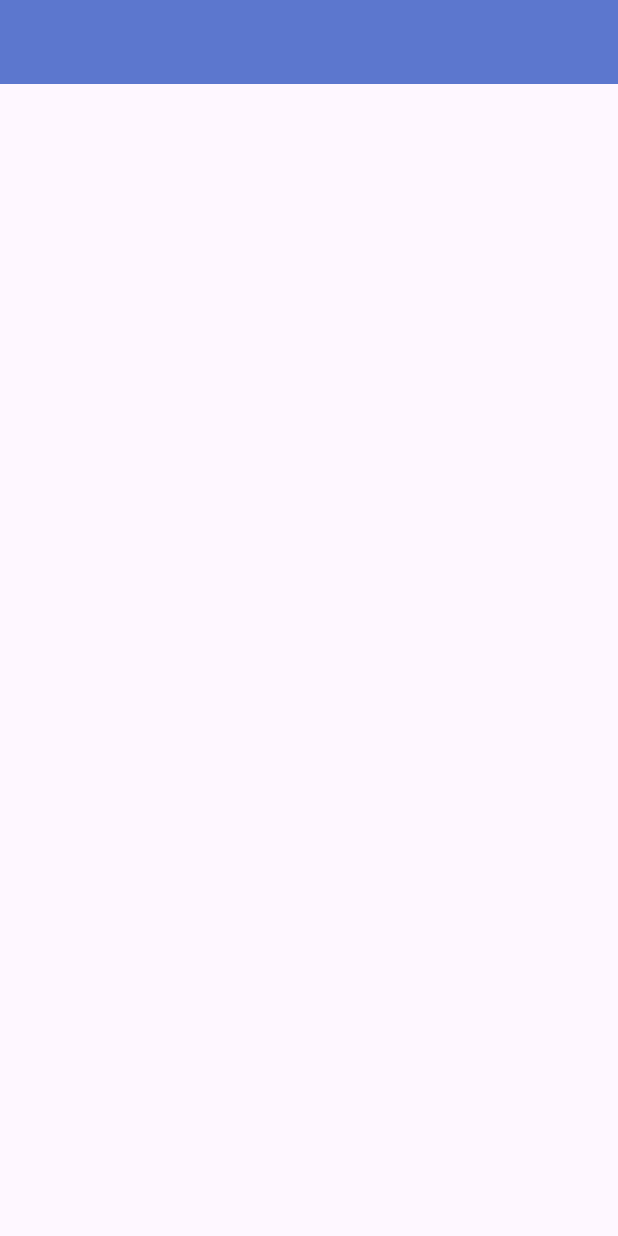
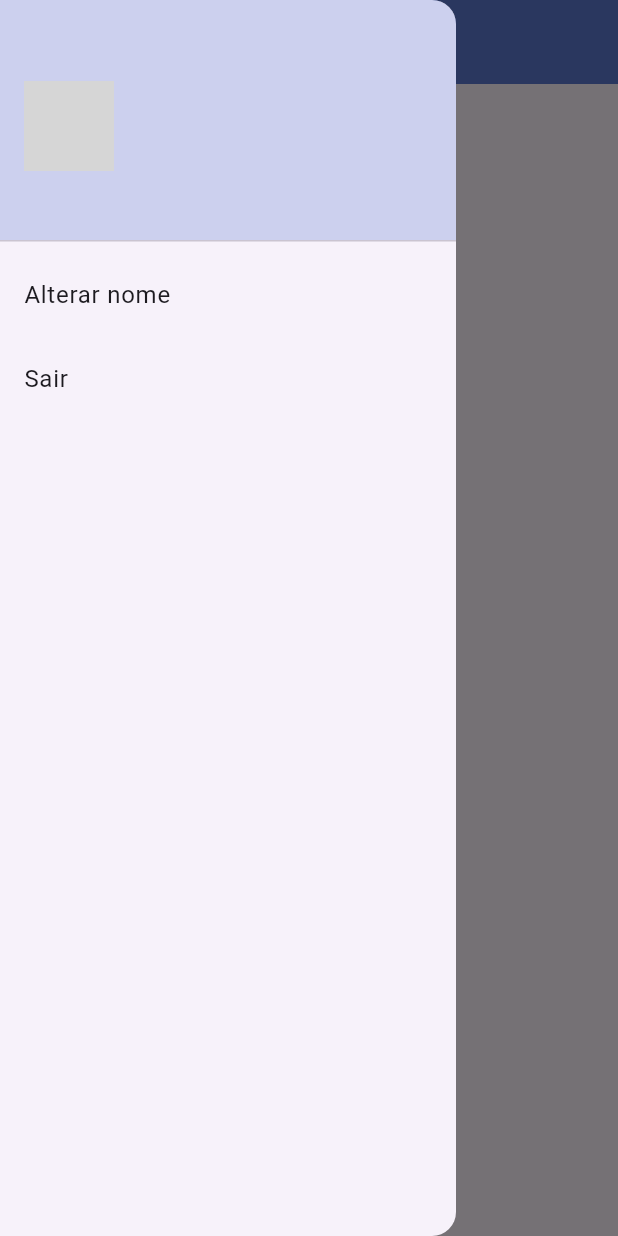
Before and after one commit to soapmactavish23/todo_list_provider, a Flutter app: the screen it shows once a user with an empty profile is signed in, with the side drawer open (before the commit the screen has no drawer), on a phone screen of 412 x 824 dp. Run offline on Flutter 3.47's test engine with Material 3 defaults, Android fonts, the phone set to English and light mode, and no system bars; our stand-ins replace firebase_auth, firebase_core, flutter_signin_button, google_fonts, google_sign_in, sqflite and 2 more; missing offline and left inert: flutter_overlay_loader, validatorless; accounts and stored records are empty; network calls fail; Roboto replaces fonts that are missing (Mandali); grey boxes are pictures that could not be loaded.

Commit message:
Alterando nome do usuário

```diff
--- a/lib/app/modules/home/home_page.dart
+++ b/lib/app/modules/home/home_page.dart
@@ -1,4 +1,5 @@
 import 'package:flutter/material.dart';
+import 'package:todo_list_provider/app/modules/home/widgets/home_drawer.dart';
 
 class HomePage extends StatelessWidget {
   const HomePage({super.key});
@@ -7,8 +8,11 @@ class HomePage extends StatelessWidget {
   Widget build(BuildContext context) {
     return Scaffold(
       appBar: AppBar(
-        title: const Text(''),
+        title: const Text(
+          'Home Page',
+        ),
       ),
+      drawer: HomeDrawer(),
       body: Container(),
     );
   }
--- /dev/null
+++ b/lib/app/modules/home/widgets/home_drawer.dart
@@ -0,0 +1,105 @@
+import 'package:flutter/material.dart';
+import 'package:flutter_overlay_loader/flutter_overlay_loader.dart';
+import 'package:provider/provider.dart';
+import 'package:todo_list_provider/app/core/auth/todo_list_auth_provider.dart';
+import 'package:todo_list_provider/app/core/ui/messages.dart';
+import 'package:todo_list_provider/app/core/ui/theme_extension.dart';
+import 'package:todo_list_provider/app/services/user/user_service.dart';
+
+class HomeDrawer extends StatelessWidget {
+  final nameVN = ValueNotifier<String>('');
+
+  HomeDrawer({super.key});
+
+  @override
+  Widget build(BuildContext context) {
+    return Drawer(
+      child: ListView(
+        children: [
+          DrawerHeader(
+            decoration:
+                BoxDecoration(color: context.primaryColor.withAlpha(70)),
+            child: Row(
+              children: [
+                Selector<TodoListAuthProvider, String>(
+                  selector: (context, authProvider) {
+                    return authProvider.user?.photoURL ?? '';
+                  },
+                  builder: (_, value, __) {
+                    return CircleAvatar(
+                      backgroundImage: NetworkImage(value),
+                      radius: 30,
+                    );
+                  },
+                ),
+                Padding(
+                  padding: const EdgeInsets.all(8.0),
+                  child: Expanded(
+                    child: Selector<TodoListAuthProvider, String>(
+                      selector: (context, authProvider) {
+                        return authProvider.user?.displayName ?? '';
+                      },
+                      builder: (_, value, __) {
+                        return Text(
+                          value,
+                          style: context.textTheme.titleMedium,
+                        );
+                      },
+                    ),
+                  ),
+                ),
+              ],
+            ),
+          ),
+          ListTile(
+            title: const Text('Alterar nome'),
+            onTap: () {
+              showDialog(
+                context: context,
+                builder: (_) {
+                  return AlertDialog(
+                    title: const Text('Alterar nome'),
+                    content: TextField(
+                      onChanged: (value) => nameVN.value = value,
+                    ),
+                    actions: [
+                      TextButton(
+                        onPressed: () => Navigator.of(context).pop(),
+                        child: const Text(
+                          'Cancelar',
+                          style: TextStyle(
+                            color: Colors.red,
+                          ),
+                        ),
+                      ),
+                      TextButton(
+                        onPressed: () async {
+                          final nameValue = nameVN.value;
+                          if (nameValue.isEmpty) {
+                            Messages.of(context).showError('Nome obrigatório');
+                          } else {
+                            Loader.show(context);
+                            await context
+                                .read<UserService>()
+                                .updateDisplayName(nameValue);
+                            Loader.hide();
+                            Navigator.of(context).pop();
+                          }
+                        },
+                        child: const Text('Alterar'),
+                      )
+                    ],
+                  );
+                },
+              );
+            },
+          ),
+          ListTile(
+            title: const Text('Sair'),
+            onTap: () => context.read<TodoListAuthProvider>().logout(),
+          ),
+        ],
+      ),
+    );
+  }
+}
--- a/lib/app/repositories/user/user_repository.dart
+++ b/lib/app/repositories/user/user_repository.dart
@@ -6,4 +6,5 @@ abstract class UserRepository {
   Future<void> forgotPassword(String email);
   Future<User?> googleLogin();
   Future<void> logout();
+  Future<void> updateDisplayName(String name);
 }
--- a/lib/app/services/user/user_service.dart
+++ b/lib/app/services/user/user_service.dart
@@ -6,4 +6,5 @@ abstract class UserService {
   Future<void> forgotPassword(String email);
   Future<User?> googleLogin();
   Future<void> logout();
+  Future<void> updateDisplayName(String name);
 }
--- a/lib/app/services/user/user_service_impl.dart
+++ b/lib/app/services/user/user_service_impl.dart
@@ -27,4 +27,8 @@ class UserServiceImpl implements UserService {
 
   @override
   Future<void> logout() => _userRepository.logout();
+
+  @override
+  Future<void> updateDisplayName(String name) =>
+      _userRepository.updateDisplayName(name);
 }
```
Also changed, not shown: lib/app/repositories/user/user_repository_impl.dart (+9 -0 lines).
